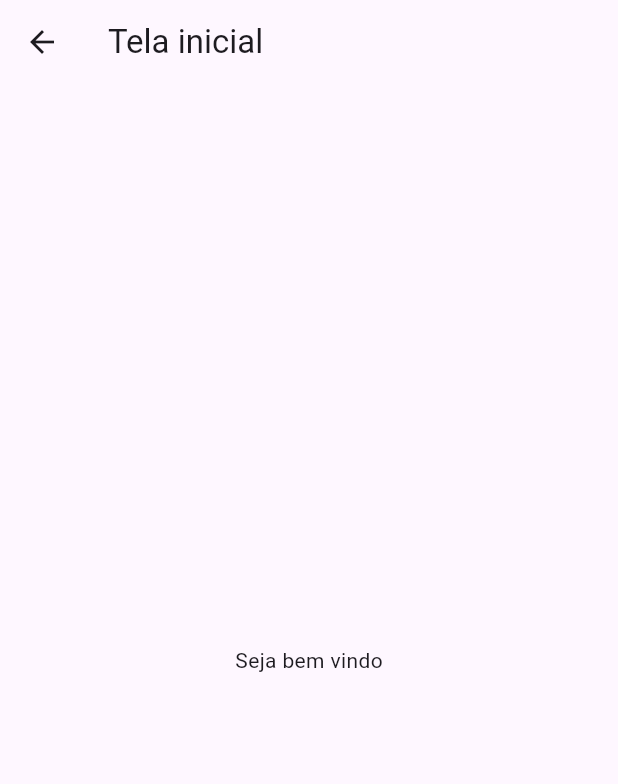
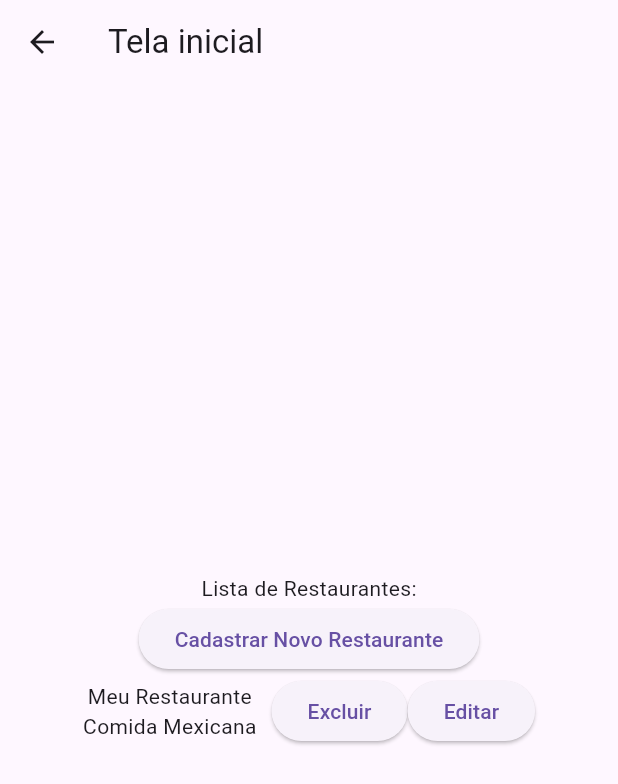
Before and after one commit to Novicks/Senai-Flutter, a Flutter app: the telaHome screen opened directly, on a phone screen of 412 x 824 dp. Shown: the top 784 px of the screen. Run offline on Flutter 3.47's test engine with Material 3 defaults, Android fonts, the phone set to English and light mode, and no system bars; our stand-ins replace sqflite; accounts and stored records are empty.

Commit message:
Adicionado tela de cadastro de restaruante

```diff
--- a/lib/db/usuario_dao.dart
+++ b/lib/db/usuario_dao.dart
@@ -1,5 +1,4 @@
 import 'database_helper.dart';
-import '../usuario.dart';
 
 class UsuarioDAO{
   static Future<bool> autenticar(String login, String senha) async{
--- a/lib/tela_home.dart
+++ b/lib/tela_home.dart
@@ -1,4 +1,5 @@
 import 'package:flutter/material.dart';
+import 'package:projetoflutter/cad_restaurante.dart';
 
 class telaHome extends StatelessWidget{
   telaHome({super.key});
@@ -7,9 +8,34 @@ class telaHome extends StatelessWidget{
   Widget build(BuildContext context) {
     return Scaffold(
       appBar: AppBar(title: const Text("Tela inicial")),
-      body: const Center(
-        child: Text("Seja bem vindo"),
-      ),
+      body: Padding(padding: const EdgeInsets.all(50),
+          child: Column(
+            mainAxisAlignment: MainAxisAlignment.center,
+            children: [
+              Text("Lista de Restaurantes:"),
+              ElevatedButton(onPressed: (){
+                Navigator.push(context,
+                    MaterialPageRoute(builder: (context) => telaCadRest()));
+              }, child: Text("Cadastrar Novo Restaurante")),
+              Row(
+                mainAxisAlignment: MainAxisAlignment.center,
+                children: [
+                  Column(
+                    children:[
+                      Text("Meu Restaurante"),
+                      Text("Comida Mexicana")
+                    ],
+                  ),
+                  SizedBox(width: 10),
+                  ElevatedButton(onPressed: (){
+
+                  }, child: Text("Excluir")),
+                  ElevatedButton(onPressed: (){}, child: Text("Editar"))
+                ],
+              )
+            ],
+          ),
+        ),
     );
   }
 }
```
Also changed, not shown: lib/cad_restaurante.dart (added, +70 -0 lines).
